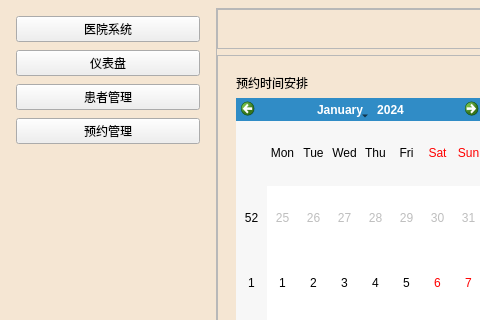
Qt form ui/mainwindow.ui (n641736798/Qt-Gui-Hospital) before a commit; both pictures show x 0 to 480 and y 0 to 320 of the 800 by 600 pixel window.
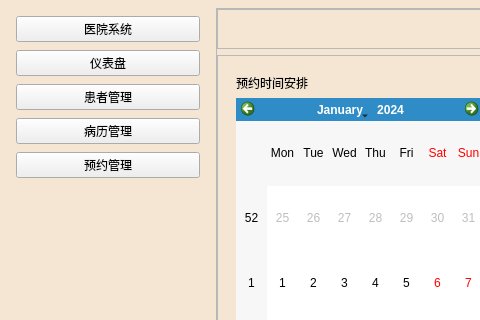
The same form after that commit. Icons and pictures are not drawn.

Commit message: 增加了病历的增删改查。

The edit to the form file:
```diff
--- a/ui/mainwindow.ui
+++ b/ui/mainwindow.ui
@@ -340,6 +340,26 @@
          </property>
         </widget>
        </item>
+       <item>
+        <widget class="QPushButton" name="medicalRecordsButton">
+         <property name="layoutDirection">
+          <enum>Qt::LayoutDirection::LeftToRight</enum>
+         </property>
+         <property name="text">
+          <string>病历管理</string>
+         </property>
+         <property name="icon">
+          <iconset resource="resources.qrc">
+           <normaloff>:/img/Report.png</normaloff>:/img/Report.png</iconset>
+         </property>
+         <property name="iconSize">
+          <size>
+           <width>24</width>
+           <height>24</height>
+          </size>
+         </property>
+        </widget>
+       </item>
        <item>
         <widget class="QPushButton" name="appointmentsButton">
          <property name="layoutDirection">
```
The commit also changes 15 other files.
